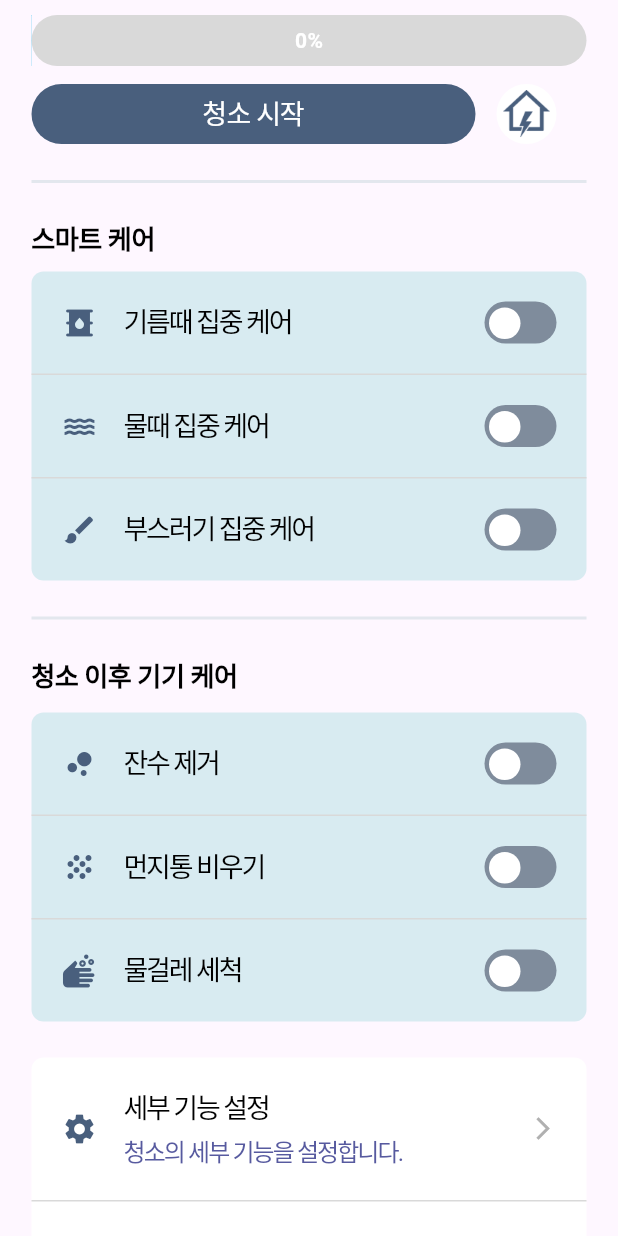
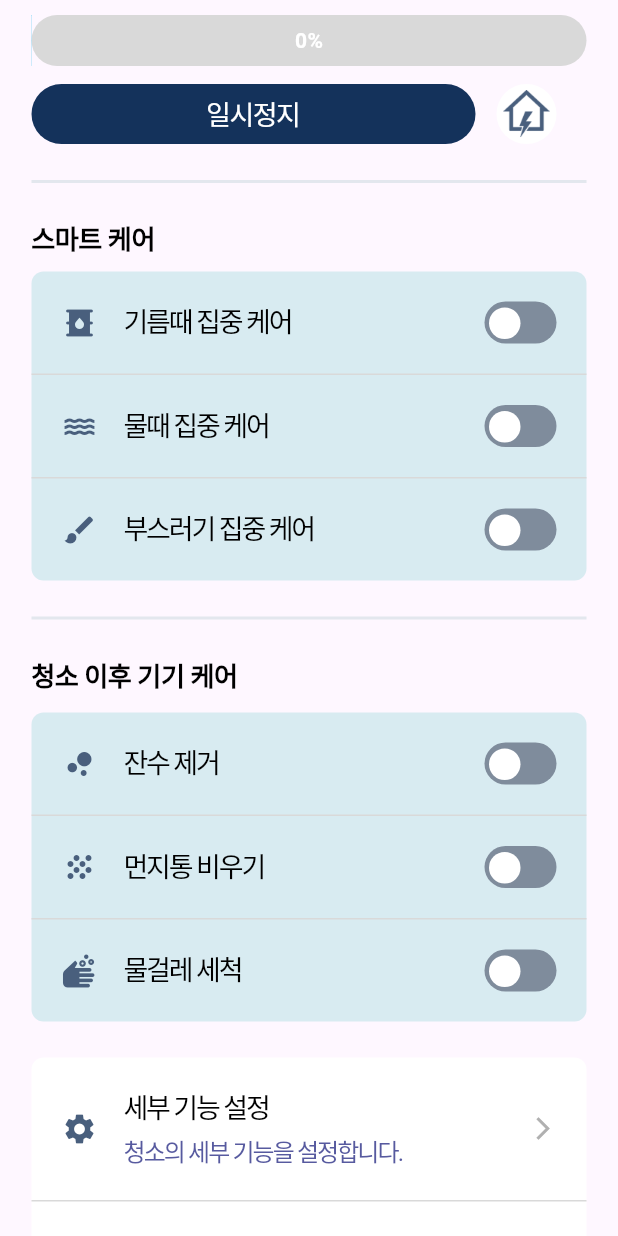
Before and after one commit to songga0/O2thinq, a Flutter app: the ProductDetailContent widget shown alone on an empty page, opened directly, scrolled down 576 dp, after a tap on "청소 시작", on a phone screen of 412 x 824 dp. Run offline on Flutter 3.47's test engine with Material 3 defaults, Android fonts, the phone set to English and light mode, and no system bars; our stand-ins replace permission_handler; missing offline and left inert: flutter_reactive_ble; Roboto replaces fonts that are missing (One UI Sans APP VF).

Commit message:
[청소시작 버튼]

```diff
--- a/lib/detail_func.dart
+++ b/lib/detail_func.dart
@@ -129,7 +129,7 @@ class DetailFuncPage extends StatelessWidget {
                     ),
                   ],
                 ),
-              ),
+              ),SizedBox(height: 55,)
             ],
           ),
         ),
--- a/lib/device_detail.dart
+++ b/lib/device_detail.dart
@@ -331,24 +331,8 @@ class Property1Variant2 extends StatelessWidget {
 }
 
 // 작동설정 탭 선택 시 나오는 실제 상세 내용 위젯 (이전 '제품')
-class ProductDetailContent extends StatefulWidget {
+class ProductDetailContent extends StatelessWidget {
   const ProductDetailContent({super.key});
-
-  @override
-  State<ProductDetailContent> createState() => _ProductDetailContentState();
-}
-
-class _ProductDetailContentState extends State<ProductDetailContent> {
-  // 선택된 청소 영역 title과 map
-  String selectedSpaceTitle = '싱크대';
-  var selectedMap = kitchen;
-
-  void onSelectSpace(String title, dynamic map) {
-    setState(() {
-      selectedSpaceTitle = title;
-      selectedMap = map;
-    });
-  }
 
   @override
   Widget build(BuildContext context) {
@@ -379,23 +363,8 @@ class _ProductDetailContentState extends State<ProductDetailContent> {
           child: ListView(
             scrollDirection: Axis.horizontal,
             children: [
-              // 클릭 시 상태 변경
-              GestureDetector(
-                onTap: () => onSelectSpace('싱크대', kitchen),
-                child: CleanSpace(
-                  title: '싱크대',
-                  icon: Icons.soup_kitchen,
-                  isSelected: selectedSpaceTitle == '싱크대',
-                ),
-              ),
-              GestureDetector(
-                onTap: () => onSelectSpace('식탁', table),
-                child: CleanSpace(
-                  title: '식탁',
-                  icon: Icons.restaurant,
-                  isSelected: selectedSpaceTitle == '식탁',
-                ),
-              ),
+              const CleanSpace(title: '싱크대', icon: Icons.soup_kitchen),
+              const CleanSpace(title: '식탁', icon: Icons.restaurant),
               SizedBox(
   child: Column(
     crossAxisAlignment: CrossAxisAlignment.start,
@@ -416,8 +385,7 @@ class _ProductDetailContentState extends State<ProductDetailContent> {
                 Navigator.push(
                   context,
                   MaterialPageRoute(
-                                  builder: (context) =>
-                                      MapFixPage(spaceTitle: "New"),
+                    builder: (context) => MapFixPage(spaceTitle: "New"),
                   ),
                 );
               },
@@ -438,13 +406,12 @@ class _ProductDetailContentState extends State<ProductDetailContent> {
     ],
   ),
 )
+
+
             ],
           ),
         ),
-
-        // 선택된 공간에 따라 CleanMode 변경
-        CleanMode(spaceTitle: selectedSpaceTitle, map: selectedMap),
-
+        CleanMode(spaceTitle: '식탁',map:kitchen),
         const SizedBox(height: 24),
         Container(
           height: 2,
--- a/lib/work_setting.dart
+++ b/lib/work_setting.dart
@@ -188,12 +188,12 @@ class CleanMode extends StatefulWidget {
 class _CleanModeState extends State<CleanMode> {
   String _selectedMode = '스마트 케어 모드';
   double _progress = 0.0;
-
   final BleController bleController = BleController();
 
   Timer? _timer;
   int _elapsedSeconds = 0;
   int _totalSeconds = 0;
+  bool _isRunning = false;
 
   final Map<String, IconData> modeIcons = {
     '스마트 케어 모드': Icons.psychology,
@@ -225,17 +225,27 @@ class _CleanModeState extends State<CleanMode> {
     _totalSeconds = count * secondsPerUnit;
     int minutes = _totalSeconds ~/ 60;
     int seconds = _totalSeconds % 60;
-
     return '예상 총 소요시간 : $minutes분 $seconds초';
   }
 
-  void _startProgress() {
-    _elapsedSeconds = 0;
-    _progress = 0.0;
+  void _startOrPauseProgress() async {
+  if (_isRunning) {
+    // ✅ 일시정지
+    _timer?.cancel();
 
-    if (_totalSeconds == 0) return;
+    if (bleController.isConnected) {
+      try {
+        await bleController.sendString('pause\r\n');
+      } catch (e) {
+       ;
+      }
+    }
+  } else {
+    // ✅ 시작 or 이어하기
+    if (_elapsedSeconds == 0 && _totalSeconds == 0) {
+      _calculateEstimatedTime(widget.map); // 시간 계산
+    }
 
-    _timer?.cancel();
     _timer = Timer.periodic(const Duration(seconds: 1), (timer) {
       setState(() {
         _elapsedSeconds++;
@@ -243,11 +253,34 @@ class _CleanModeState extends State<CleanMode> {
 
         if (_progress >= 1.0) {
           _progress = 1.0;
+          _isRunning = false;
           timer.cancel();
+
+          // ✅ 청소 완료 시 초기화
+          _isRunning = false;
+          _elapsedSeconds = 0;
+          _totalSeconds = 0;
         }
       });
     });
+
+    // ✅ 시작 / 재개 시 BLE 전송
+    if (bleController.isConnected) {
+      try {
+        String command = (_elapsedSeconds == 0) ? 'start\r\n' : 'restart\r\n';
+        await bleController.sendString(command);
+      } catch (e) {
+        ;
       }
+    }
+  }
+
+  // 상태 반전은 마지막에
+  setState(() {
+    _isRunning = !_isRunning;
+  });
+}
+
 
   @override
   void dispose() {
@@ -259,7 +292,6 @@ class _CleanModeState extends State<CleanMode> {
   Widget build(BuildContext context) {
     const double barWidth = 392;
     const double imageSize = 30;
-
     final String estimatedTime = _calculateEstimatedTime(widget.map);
 
     return SizedBox(
@@ -397,32 +429,33 @@ class _CleanModeState extends State<CleanMode> {
           const SizedBox(height: 12),
 
           // 버튼 영역
+          // 버튼 영역
 Padding(
   padding: const EdgeInsets.symmetric(horizontal: 21),
   child: Row(
     children: [
       GestureDetector(
-                  onTap: _startProgress,
+        onTap: _startOrPauseProgress,
         child: Container(
           width: 296,
           height: 40,
           decoration: BoxDecoration(
-                      color: const Color(0xFF495F7D),
+            color: (!_isRunning && _elapsedSeconds > 0)
+    ? const Color(0xFF495F7D) // 일시정지 상태
+    : const Color(0xFF14325B), // 시작 또는 진행 중
+
             borderRadius: BorderRadius.circular(20),
           ),
           alignment: Alignment.center,
-                    child: const Text.rich(
-                      TextSpan(
-                        children: [
-                          TextSpan(text: '청소 ', style: TextStyle(letterSpacing: -0.54)),
-                          TextSpan(text: '시', style: TextStyle(letterSpacing: -0.90)),
-                          TextSpan(text: '작', style: TextStyle(letterSpacing: -0.54)),
-                        ],
-                      ),
-                      style: TextStyle(
+          child: Text(
+            _isRunning
+                ? '일시정지'
+                : (_elapsedSeconds > 0 ? '청소 이어하기' : '청소 시작'),
+            style: const TextStyle(
               color: Colors.white,
               fontSize: 18,
               fontWeight: FontWeight.w400,
+              letterSpacing: -1.0,
             ),
           ),
         ),
@@ -441,6 +474,14 @@ class _CleanModeState extends State<CleanMode> {
                 await bleController.sendString('home\r\n');
               } catch (_) {}
             }
+
+            // 홈 눌러도 일시정지 처리
+            if (_isRunning) {
+              _timer?.cancel();
+              setState(() {
+                _isRunning = false;
+              });
+            }
           },
           child: Padding(
             padding: const EdgeInsets.all(4),
@@ -458,10 +499,12 @@ class _CleanModeState extends State<CleanMode> {
     ],
   ),
 ),
+
         ],
       ),
     );
   }
+
 
   Widget _buildModeButton(String label) {
     final isSelected = _selectedMode == label;
```
Also changed, not shown: 1 other file. Lines whose indentation alone changed are shown as unchanged.
